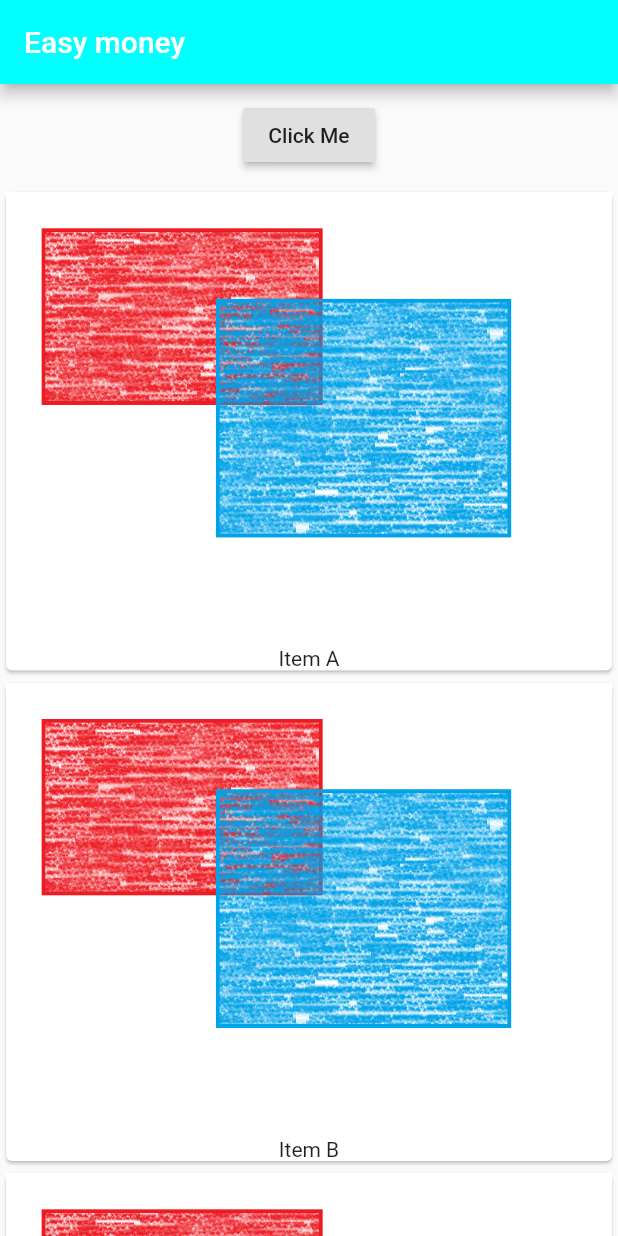
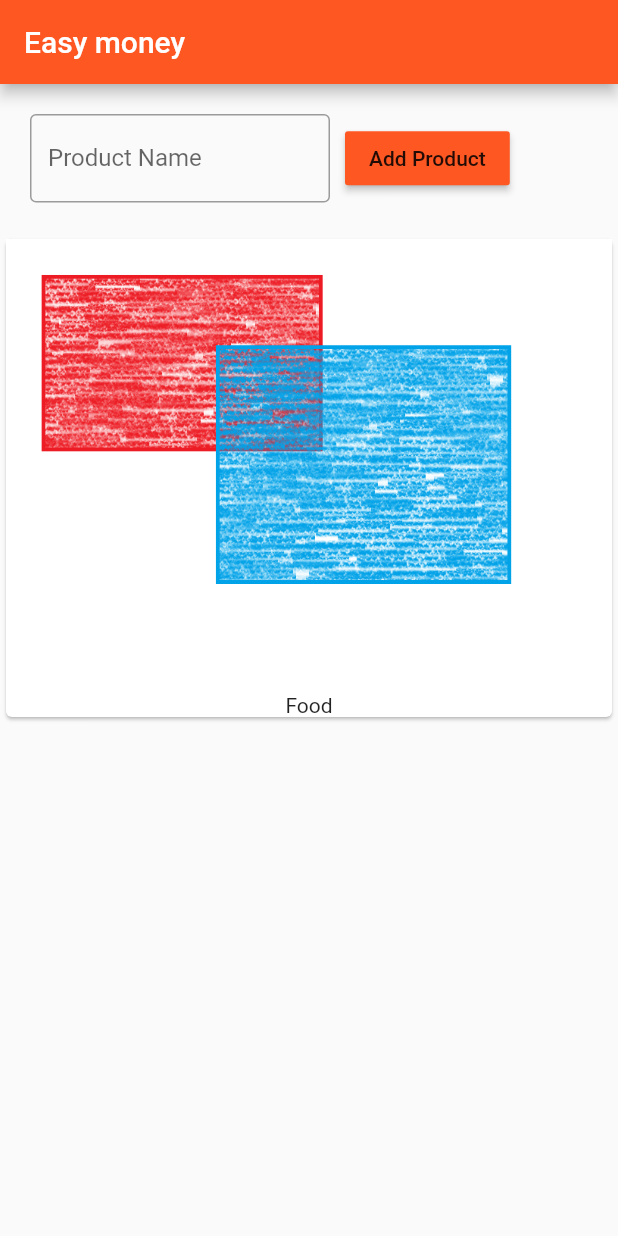
Before and after one commit to chabiss/myapp, a Flutter app: the screen it shows after launch, on a phone screen of 412 x 824 dp. Run offline on Flutter 3.47's test engine with Material 2 defaults, Android fonts, the phone set to English and light mode, and no system bars.

Commit message:
final product

```diff
--- a/lib/main.dart
+++ b/lib/main.dart
@@ -1,49 +1,24 @@
 import 'package:flutter/material.dart';
+
+import './products_manager.dart';
 
 void main() {
   runApp(MyApp());
 }
 
-class MyApp extends StatefulWidget {
+class MyApp extends StatelessWidget {
   @override
-  State<StatefulWidget> createState() {
-    return _MyAppState();
+  Widget build(BuildContext context) {
+    return MaterialApp(
+        theme: ThemeData(
+          brightness: Brightness.light,
+          primarySwatch: Colors.deepOrange,
+          accentColor: Colors.deepPurple
+        ),
+        home: Scaffold(
+            appBar: AppBar(
+              title: Text('Easy money'),
+            ),
+            body: ProductManager(initialProduct: 'Food')));
   }
 }
-
-// Main Class
-class _MyAppState extends State<MyApp> {
-  List<String> products = ['Item A', 'Item B', 'Item C', 'Item D', 'Item E'];
-
-  @override
-  build(BuildContext context) {
-    return MaterialApp(
-      home: Scaffold(
-        appBar: AppBar(
-          title: Text('Easy money'),
-          backgroundColor: Color(0xFF00FFFF),
-        ),
-        body: Column(
-          children: <Widget>[
-            Container(
-              margin: EdgeInsets.all(10.0),
-              child: RaisedButton(
-                onPressed: () {},
-                child: Text('Click Me'),
-              ),
-            ),
-            Column(
-                children: this
-                    .products
-                    .map((element) => Card(
-                            child: Column(children: <Widget>[
-                          Image.asset('assets/rectangles.png'),
-                          Text(element)
-                        ])))
-                    .toList())
-          ],
-        ),
-      ),
-    );
-  }
-}
--- /dev/null
+++ b/lib/products.dart
@@ -0,0 +1,22 @@
+import 'package:flutter/material.dart';
+
+class Products extends StatelessWidget
+{
+  final List<String> products;
+
+  Products(this.products);
+
+  @override
+  Widget build(BuildContext context)
+  {
+    return Column(
+        children:
+            this.products
+            .map((element) => Card(
+                    child: Column(children: <Widget>[
+                  Image.asset('assets/rectangles.png'),
+                  Text(element)
+                ])))
+            .toList());
+  }
+}
--- /dev/null
+++ b/lib/products_controller.dart
@@ -0,0 +1,30 @@
+import 'package:flutter/material.dart';
+
+class ProductController extends StatelessWidget {
+  final Function addProduct;
+  String productName;
+
+  ProductController(this.addProduct);
+
+
+  @override
+  Widget build(BuildContext context) {
+    return Row(children: <Widget>[
+      Container(
+          width: 200,
+          margin: EdgeInsets.all(10),
+          child: TextField(
+              onSubmitted: (String value) {this.productName = value;},
+              decoration: InputDecoration(
+        border: OutlineInputBorder(),
+        labelText: 'Product Name',
+      ))),
+      RaisedButton(
+          color: Theme.of(context).primaryColor,
+          child: Text('Add Product'),
+          onPressed: () {
+            this.addProduct(this.productName);
+          }),
+    ]);
+  }
+}
--- /dev/null
+++ b/lib/products_manager.dart
@@ -0,0 +1,41 @@
+import 'package:flutter/material.dart';
+
+import './products.dart';
+import './products_controller.dart';
+
+class ProductManager extends StatefulWidget {
+  final String initialProduct;
+
+  ProductManager({this.initialProduct});
+
+  @override
+  State<StatefulWidget> createState() {
+    return _ProductManagerState();
+  }
+}
+
+class _ProductManagerState extends State<ProductManager> {
+  List<String> products = [];
+
+  @override
+  void initState() {
+    this.products.add(this.widget.initialProduct);
+    super.initState();
+  }
+
+  void _AddProduct(String newProduct) {
+    setState(() {
+      this.products.add(newProduct);
+    });
+  }
+
+  @override
+  Widget build(BuildContext context) {
+    return Column(children: <Widget>[
+      Container(
+          margin: EdgeInsets.all(10.0),
+          child: ProductController(this._AddProduct)),
+      Products(this.products)
+    ]);
+  }
+}
```
